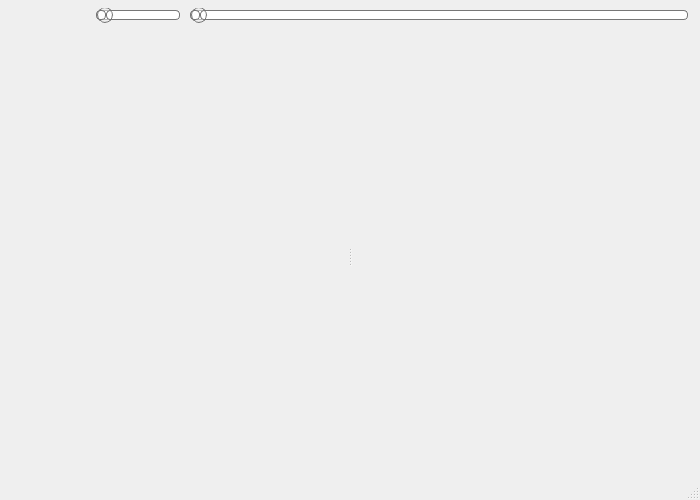
The window that qt/qmous/MainWindow.ui (bsdelf/mous) describes before a commit, drawn with Qt 5.
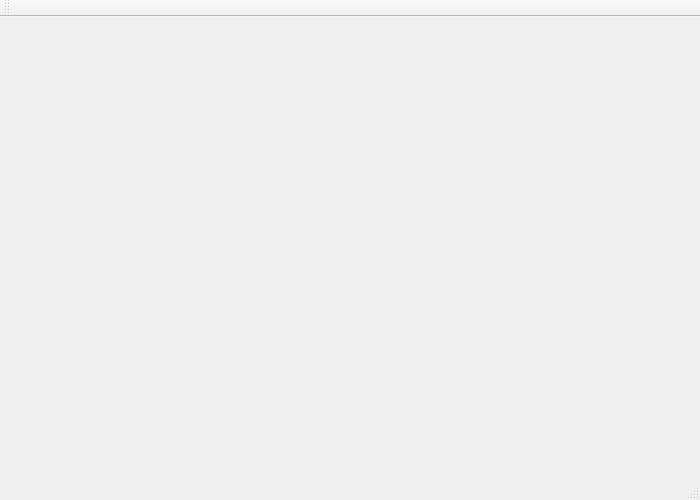
The same window after the commit. Icons and pictures are not drawn.

Commit message: !clear & rename +FrmTagEditor +FrmToolBar

```diff
--- a/qt/qmous/MainWindow.ui
+++ b/qt/qmous/MainWindow.ui
@@ -19,300 +19,12 @@
      <number>2</number>
     </property>
     <item>
-     <layout class="QHBoxLayout" name="horizontalLayout">
-      <property name="spacing">
-       <number>0</number>
-      </property>
+     <layout class="QVBoxLayout" name="layoutPlaylist">
       <property name="sizeConstraint">
        <enum>QLayout::SetDefaultConstraint</enum>
       </property>
-      <item>
-       <widget class="QToolButton" name="btnPlay">
-        <property name="text">
-         <string/>
-        </property>
-        <property name="icon">
-         <iconset resource="AllRes.qrc">
-          <normaloff>:/img/resource/play.png</normaloff>:/img/resource/play.png</iconset>
-        </property>
-        <property name="iconSize">
-         <size>
-          <width>20</width>
-          <height>20</height>
-         </size>
-        </property>
-        <property name="popupMode">
-         <enum>QToolButton::DelayedPopup</enum>
-        </property>
-        <property name="autoRaise">
-         <bool>true</bool>
-        </property>
-        <property name="arrowType">
-         <enum>Qt::NoArrow</enum>
-        </property>
-       </widget>
-      </item>
-      <item>
-       <widget class="QToolButton" name="btnPrevious">
-        <property name="text">
-         <string/>
-        </property>
-        <property name="icon">
-         <iconset resource="AllRes.qrc">
-          <normaloff>:/img/resource/previous.png</normaloff>:/img/resource/previous.png</iconset>
-        </property>
-        <property name="iconSize">
-         <size>
-          <width>20</width>
-          <height>20</height>
-         </size>
-        </property>
-        <property name="autoRaise">
-         <bool>true</bool>
-        </property>
-       </widget>
-      </item>
-      <item>
-       <widget class="QToolButton" name="btnNext">
-        <property name="text">
-         <string/>
-        </property>
-        <property name="icon">
-         <iconset resource="AllRes.qrc">
-          <normaloff>:/img/resource/next.png</normaloff>:/img/resource/next.png</iconset>
-        </property>
-        <property name="iconSize">
-         <size>
-          <width>20</width>
-          <height>20</height>
-         </size>
-        </property>
-        <property name="autoRaise">
-         <bool>true</bool>
-        </property>
-       </widget>
-      </item>
-      <item>
-       <spacer name="horizontalSpacer">
-        <property name="orientation">
-         <enum>Qt::Horizontal</enum>
-        </property>
-        <property name="sizeType">
-         <enum>QSizePolicy::Fixed</enum>
-        </property>
-        <property name="sizeHint" stdset="0">
-         <size>
-          <width>10</width>
-          <height>0</height>
-         </size>
-        </property>
-       </spacer>
-      </item>
-      <item>
-       <widget class="QSlider" name="sliderVolume">
-        <property name="sizePolicy">
-         <sizepolicy hsizetype="Fixed" vsizetype="Fixed">
-          <horstretch>0</horstretch>
-          <verstretch>0</verstretch>
-         </sizepolicy>
-        </property>
-        <property name="styleSheet">
-         <string notr="true">QSlider::groove:horizontal {
-border: 1px solid #bbb;
-background: white;
-height: 8px;
-border-radius: 4px;
-}
-
-QSlider::sub-page:horizontal {
-background: qlineargradient(x1: 0, y1: 0,    x2: 0, y2: 1,
-    stop: 0 #87CEEB, stop: 1 #4682B4);
-background: qlineargradient(x1: 0, y1: 0.2, x2: 1, y2: 1,
-    stop: 0 #87CEEB, stop: 1 #4682B4);
-border: 1px solid #777;
-height: 8px;
-border-radius: 4px;
-}
-
-QSlider::add-page:horizontal {
-background: #fff;
-border: 1px solid #777;
-height: 8px;
-border-radius: 4px;
-}
-
-QSlider::handle:horizontal {
-background: qlineargradient(x1:0, y1:0, x2:1, y2:1,
-    stop:0 #eee, stop:1 #ccc);
-border: 1px solid #777;
-width: 14px;
-
-margin-top: -4px;
-margin-bottom: -4px;
-border-radius: 8px;
-}
-
-QSlider::handle:horizontal:hover {
-background: qlineargradient(x1:0, y1:0, x2:1, y2:1,
-    stop:0 #fff, stop:1 #ddd);
-border: 1px solid #444;
-}
-
-QSlider::sub-page:horizontal:disabled {
-background: #bbb;
-border-color: #999;
-}
-
-QSlider::add-page:horizontal:disabled {
-background: #eee;
-border-color: #999;
-}
-
-QSlider::handle:horizontal:disabled {
-background: #eee;
-border: 1px solid #aaa;
-}
-</string>
-        </property>
-        <property name="maximum">
-         <number>100</number>
-        </property>
-        <property name="orientation">
-         <enum>Qt::Horizontal</enum>
-        </property>
-       </widget>
-      </item>
-      <item>
-       <spacer name="horizontalSpacer_2">
-        <property name="orientation">
-         <enum>Qt::Horizontal</enum>
-        </property>
-        <property name="sizeType">
-         <enum>QSizePolicy::Fixed</enum>
-        </property>
-        <property name="sizeHint" stdset="0">
-         <size>
-          <width>10</width>
-          <height>0</height>
-         </size>
-        </property>
-       </spacer>
-      </item>
-      <item>
-       <widget class="QSlider" name="sliderPlaying">
-        <property name="styleSheet">
-         <string notr="true">QSlider::groove:horizontal {
-border: 1px solid #bbb;
-background: white;
-height: 8px;
-border-radius: 4px;
-}
-
-QSlider::sub-page:horizontal {
-background: qlineargradient(x1: 0, y1: 0,    x2: 0, y2: 1,
-    stop: 0 #87CEEB, stop: 1 #4682B4);
-background: qlineargradient(x1: 0, y1: 0.2, x2: 1, y2: 1,
-    stop: 0 #87CEEB, stop: 1 #4682B4);
-border: 1px solid #777;
-height: 8px;
-border-radius: 4px;
-}
-
-QSlider::add-page:horizontal {
-background: #fff;
-border: 1px solid #777;
-height: 8px;
-border-radius: 4px;
-}
-
-QSlider::handle:horizontal {
-background: qlineargradient(x1:0, y1:0, x2:1, y2:1,
-    stop:0 #eee, stop:1 #ccc);
-border: 1px solid #777;
-width: 14px;
-
-margin-top: -4px;
-margin-bottom: -4px;
-border-radius: 8px;
-}
-
-QSlider::handle:horizontal:hover {
-background: qlineargradient(x1:0, y1:0, x2:1, y2:1,
-    stop:0 #fff, stop:1 #ddd);
-border: 1px solid #444;
-}
-
-QSlider::sub-page:horizontal:disabled {
-background: #bbb;
-border-color: #999;
-}
-
-QSlider::add-page:horizontal:disabled {
-background: #eee;
-border-color: #999;
-}
-
-QSlider::handle:horizontal:disabled {
-background: #eee;
-border: 1px solid #aaa;
-}
-</string>
-        </property>
-        <property name="maximum">
-         <number>999</number>
-        </property>
-        <property name="orientation">
-         <enum>Qt::Horizontal</enum>
-        </property>
-        <property name="invertedAppearance">
-         <bool>false</bool>
-        </property>
-        <property name="invertedControls">
-         <bool>false</bool>
-        </property>
-       </widget>
-      </item>
-      <item>
-       <spacer name="horizontalSpacer_3">
-        <property name="orientation">
-         <enum>Qt::Horizontal</enum>
-        </property>
-        <property name="sizeType">
-         <enum>QSizePolicy::Fixed</enum>
-        </property>
-        <property name="sizeHint" stdset="0">
-         <size>
-          <width>10</width>
-          <height>0</height>
-         </size>
-        </property>
-       </spacer>
-      </item>
      </layout>
     </item>
-    <item>
-     <widget class="QSplitter" name="splitter">
-      <property name="sizePolicy">
-       <sizepolicy hsizetype="Expanding" vsizetype="Expanding">
-        <horstretch>0</horstretch>
-        <verstretch>0</verstretch>
-       </sizepolicy>
-      </property>
-      <property name="orientation">
-       <enum>Qt::Horizontal</enum>
-      </property>
-      <widget class="QWidget" name="verticalLayoutWidget_2">
-       <layout class="QVBoxLayout" name="layoutInfo">
-        <property name="spacing">
-         <number>-1</number>
-        </property>
-       </layout>
-      </widget>
-      <widget class="QWidget" name="verticalLayoutWidget">
-       <layout class="QVBoxLayout" name="layoutPlayList"/>
-      </widget>
-     </widget>
-    </item>
    </layout>
   </widget>
   <widget class="QStatusBar" name="barStatus">
@@ -323,6 +35,17 @@
     </sizepolicy>
    </property>
   </widget>
+  <widget class="QToolBar" name="toolBar">
+   <property name="windowTitle">
+    <string>toolBar</string>
+   </property>
+   <attribute name="toolBarArea">
+    <enum>TopToolBarArea</enum>
+   </attribute>
+   <attribute name="toolBarBreak">
+    <bool>false</bool>
+   </attribute>
+  </widget>
  </widget>
  <layoutdefault spacing="6" margin="11"/>
  <resources>
```
Left out of the diff: 8 changed lines with no effect on the pictures. The commit also changes 17 other files.
